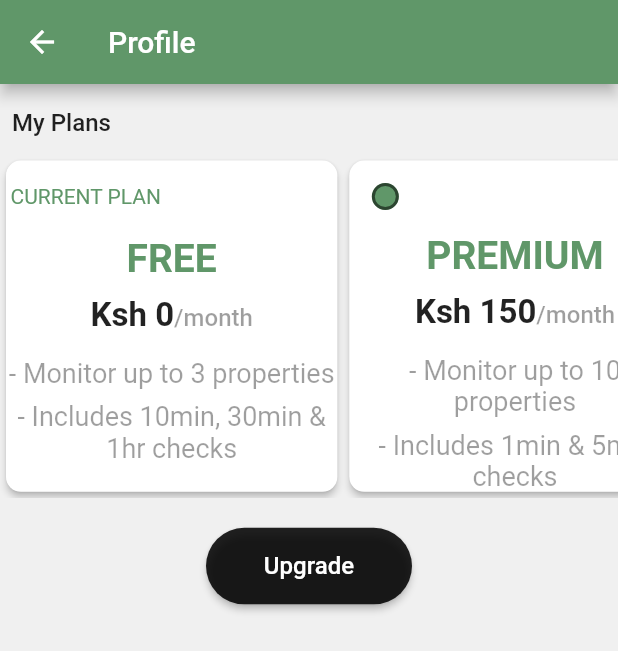
After one commit to brainverse/brainverse-projects-pingrobot-app, a Flutter app: the Profile screen opened directly, on a phone screen of 412 x 824 dp. The commit adds this screen. Shown: the top 651 px of the screen. Run offline on Flutter 3.47's test engine with Material 2 defaults, Android fonts, the phone set to English and light mode, and no system bars; our stand-ins replace awesome_notifications, badges, firebase_auth, firebase_core, firebase_crashlytics, firebase_database and 2 more; missing offline and left inert: flutterwave; accounts and stored records are empty; network calls fail.

Commit message:
initial implementation of payment profile

```diff
--- /dev/null
+++ b/lib/screens/profile.dart
@@ -0,0 +1,330 @@
+import 'package:firebase_auth/firebase_auth.dart';
+import 'package:firebase_database/firebase_database.dart';
+import 'package:flutter/material.dart';
+import 'package:flutterwave/flutterwave.dart';
+import 'package:pingrobot/theme/colors.dart';
+
+class Profile extends StatefulWidget {
+  Profile({Key? key}) : super(key: key);
+
+  @override
+  State<Profile> createState() => _ProfileState();
+}
+
+class _ProfileState extends State<Profile> {
+  List checked = [
+    {
+      'value': false,
+      'cost': '0',
+      'type': 'FREE',
+      'perks': [
+        '- Monitor up to 3 properties',
+        '- Includes 10min, 30min & 1hr checks'
+      ]
+    },
+    {
+      'value': false,
+      'cost': '150',
+      'type': 'PREMIUM',
+      'perks': [
+        '- Monitor up to 10 properties',
+        '- Includes 1min & 5min checks'
+      ]
+    },
+    {
+      'value': false,
+      'cost': '350',
+      'type': 'AGENCY',
+      'perks': [
+        '- Monitor up to 50 properties',
+        '- Includes 1min & 5min checks'
+      ]
+    }
+  ];
+
+  late final database;
+
+  late final userId;
+
+  late final userPaymentRef;
+
+  late var paymentSnapshot;
+
+  _userEmail() {
+    return FirebaseAuth.instance.currentUser!.email;
+  }
+
+//DELETE
+  Color getColor(Set<MaterialState> states) {
+    const Set<MaterialState> interactiveStates = <MaterialState>{
+      MaterialState.focused,
+    };
+    if (states.any(interactiveStates.contains)) {
+      return CustomColors.primaryColor;
+    }
+    return CustomColors.primaryColor;
+  }
+
+  _proceedToPayment(BuildContext context, price, type) async {
+    final flutterwave = Flutterwave.forUIPayment(
+        amount: price,
+        currency: FlutterwaveCurrency.KES,
+        context: this.context,
+        publicKey: "FLWPUBK_TEST-80caf38c534c399ffe90a8ad8e04d15b-X",
+        encryptionKey: "FLWSECK_TEST7e2bcb308ab3",
+        email: _userEmail(),
+        fullName: "PingRobot",
+        txRef: DateTime.now().toIso8601String(),
+        narration: "PingRobot",
+        isDebugMode: true,
+        phoneNumber: '+254',
+        acceptAccountPayment: true,
+        acceptCardPayment: true,
+        acceptUSSDPayment: true,
+        acceptMpesaPayment: true);
+    final response = await flutterwave.initializeForUiPayments();
+    if (response != null) {
+      print(response.data!.status);
+      if (response.data!.status == 'successful') {
+        // ScaffoldMessenger.of(context).showSnackBar(SnackBar(
+        //   width: 200,
+        //   behavior: SnackBarBehavior.floating,
+        //   duration: const Duration(milliseconds: 1500),
+        //   content: Text(
+        //     'Payment Successful',
+        //     textAlign: TextAlign.center,
+        //   ),
+        //   shape: RoundedRectangleBorder(
+        //     borderRadius: BorderRadius.circular(15.0),
+        //   ),
+        // ));
+        _savePayment(type);
+      }
+    } else {
+      print("No Response!");
+    }
+  }
+
+  _savePayment(type) {
+    database.child('userPayments/$userId').set({
+      'type': type,
+      'expires': DateTime.now().add(Duration(days: 31)).millisecondsSinceEpoch,
+    });
+  }
+
+  _fetchPaymentState() async {
+    paymentSnapshot = await userPaymentRef.get();
+  }
+
+  @override
+  void initState() {
+    super.initState();
+    database = FirebaseDatabase.instance.ref();
+
+    userId = FirebaseAuth.instance.currentUser!.uid;
+
+    userPaymentRef = database.child('userPayments/$userId');
+    _fetchPaymentState();
+  }
+
+  // @override
+  @override
+  Widget build(BuildContext context) {
+    return SafeArea(
+      child: Scaffold(
+          backgroundColor: CustomColors.lightGreyScaffold,
+          appBar: AppBar(
+            title: Text('Profile'),
+            backgroundColor: CustomColors.primaryColor,
+          ),
+          body: Column(
+            children: [
+              SizedBox(
+                height: 8.0,
+              ),
+              Padding(
+                padding: const EdgeInsets.all(8.0),
+                child: Row(
+                  children: [
+                    const Text(
+                      'My Plans',
+                      style:
+                          TextStyle(fontSize: 16, fontWeight: FontWeight.w500),
+                    ),
+                  ],
+                ),
+              ),
+              Padding(
+                padding: const EdgeInsets.only(top: 4.0, bottom: 10.0),
+                child: SizedBox(
+                  height: MediaQuery.of(context).size.height / 3.6,
+                  child: ListView.builder(
+                    scrollDirection: Axis.horizontal,
+                    itemCount: checked.length,
+                    itemBuilder: (BuildContext context, int index) {
+                      return SizedBox(
+                        // height: MediaQuery.of(context).size.height / 2.9,
+                        width: MediaQuery.of(context).size.width / 1.8,
+                        child: Card(
+                          shape: RoundedRectangleBorder(
+                              borderRadius: BorderRadius.circular(10.0)),
+                          elevation: 2.0,
+                          child: Column(
+                            children: [
+                              Align(
+                                alignment: Alignment.topLeft,
+                                child: index == 0
+                                    ? Padding(
+                                        padding: const EdgeInsets.only(
+                                            top: 16.0, bottom: 18.0, left: 3.0),
+                                        child: Text(
+                                          'CURRENT PLAN',
+                                          style: TextStyle(
+                                              color: CustomColors.primaryColor),
+                                        ),
+                                      )
+                                    : Checkbox(
+                                        value: checked[index]['value'],
+                                        checkColor: Colors.white,
+                                        fillColor:
+                                            MaterialStateProperty.resolveWith(
+                                                getColor),
+                                        shape: CircleBorder(),
+                                        onChanged: (value) {
+                                          if (index == 1) {
+                                            setState(() {
+                                              checked[1]['value'] = value;
+                                              if (value == true) {
+                                                checked[2]['value'] = false;
+                                              }
+                                            });
+                                          } else {
+                                            setState(() {
+                                              checked[2]['value'] = value;
+                                              if (value == true) {
+                                                checked[1]['value'] = false;
+                                              }
+                                            });
+                                          }
+                                        },
+                                      ),
+                              ),
+                              Text(
+                                checked[index]['type'],
+                                style: TextStyle(
+                                    fontSize: 26,
+                                    color: CustomColors.primaryColor,
+                                    fontWeight: FontWeight.w600),
+                              ),
+                              SizedBox(
+                                height: 10,
+                              ),
+                              RichText(
+                                text: TextSpan(children: [
+                                  TextSpan(
+                                      text: 'Ksh ${checked[index]['cost']}',
+                                      style: TextStyle(
+                                          color: CustomColors.black,
+                                          fontSize: 22,
+                                          fontWeight: FontWeight.w700)),
+                                  TextSpan(
+                                      text: '/month',
+                                      style: TextStyle(
+                                          color: CustomColors.grey,
+                                          fontSize: 16,
+                                          fontWeight: FontWeight.w500))
+                                ]),
+                              ),
+                              SizedBox(
+                                height: 15,
+                              ),
+                              ...List.generate(checked[index]['perks'].length,
+                                  (innerIndex) {
+                                return Padding(
+                                  padding: const EdgeInsets.only(bottom: 8.0),
+                                  child: Text(
+                                    checked[index]['perks'][innerIndex],
+                                    style: TextStyle(
+                                      fontSize: 18,
+                                      color: CustomColors.grey,
+                                    ),
+                                    textAlign: TextAlign.center,
+                                  ),
+                                );
+                              }),
+                            ],
+                          ),
+                        ),
+                      );
+                    },
+                  ),
+                ),
+              ),
+              SizedBox(
+                height: 10,
+              ),
+              Row(
+                children: [
+                  SizedBox(
+                    width: MediaQuery.of(context).size.width / 3,
+                  ),
+                  Expanded(
+                    child: ElevatedButton(
+                      onPressed: () {
+                        if (checked[1]['value'] == false &&
+                            checked[2]['value'] == false) {
+                          ScaffoldMessenger.of(context).showSnackBar(SnackBar(
+                            width: 200,
+                            behavior: SnackBarBehavior.floating,
+                            duration: const Duration(milliseconds: 1500),
+                            content: Text(
+                              'You must select an option to proceed',
+                              textAlign: TextAlign.center,
+                            ),
+                            shape: RoundedRectangleBorder(
+                              borderRadius: BorderRadius.circular(15.0),
+                            ),
+                          ));
+                        } else {
+                          checked.forEach((element) {
+                            if (element['type'] != 'FREE') {
+                              if (element['value'] == true) {
+                                var price = element['cost'];
+                                Navigator.pop(context);
+                                _proceedToPayment(
+                                    context, price, element['type']);
+                              }
+                            }
+                          });
+                        }
+                      },
+                      style: ButtonStyle(
+                        foregroundColor:
+                            MaterialStateProperty.all<Color>(Colors.white),
+                        backgroundColor: MaterialStateProperty.all<Color>(
+                            CustomColors.black),
+                        shape:
+                            MaterialStateProperty.all<RoundedRectangleBorder>(
+                                RoundedRectangleBorder(
+                                    borderRadius: BorderRadius.circular(50))),
+                      ),
+                      child: Padding(
+                        padding: const EdgeInsets.symmetric(vertical: 16.0),
+                        child: Text(
+                          'Upgrade',
+                          style: TextStyle(
+                              color: CustomColors.white, fontSize: 16),
+                        ),
+                      ),
+                    ),
+                  ),
+                  SizedBox(
+                    width: MediaQuery.of(context).size.width / 3,
+                  ),
+                ],
+              )
+            ],
+          )),
+    );
+  }
+}
--- a/lib/shared/dialogs/payment_alert.dart
+++ b/lib/shared/dialogs/payment_alert.dart
@@ -134,7 +134,7 @@ class _PaymentAlertState extends State<PaymentAlert> {
               height: MediaQuery.of(context).size.height / 3.6,
               child: ListView.builder(
                 scrollDirection: Axis.horizontal,
-                itemCount: 2,
+                itemCount: checked.length,
                 itemBuilder: (BuildContext context, int index) {
                   return SizedBox(
                     // height: MediaQuery.of(context).size.height / 2.9,
```
Also changed, not shown: lib/components/profile_popup_menu.dart (added, +59 -0 lines), lib/screens/home.dart (+2 -40 lines), lib/screens/single_property.dart (+2 -40 lines).
